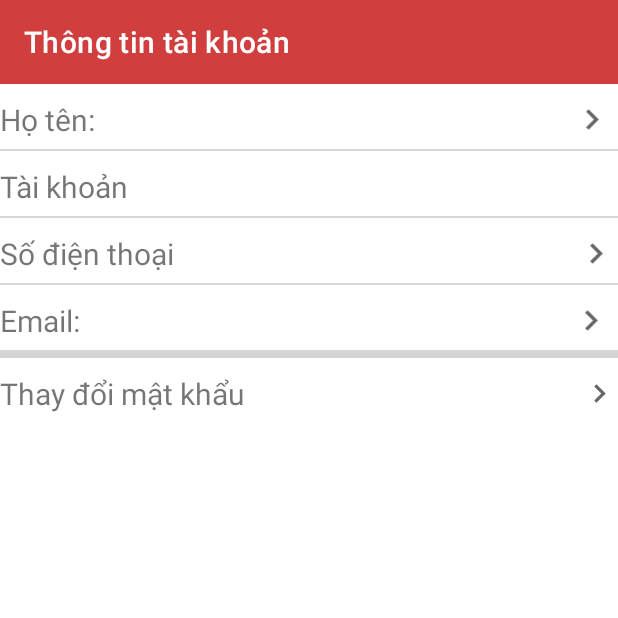
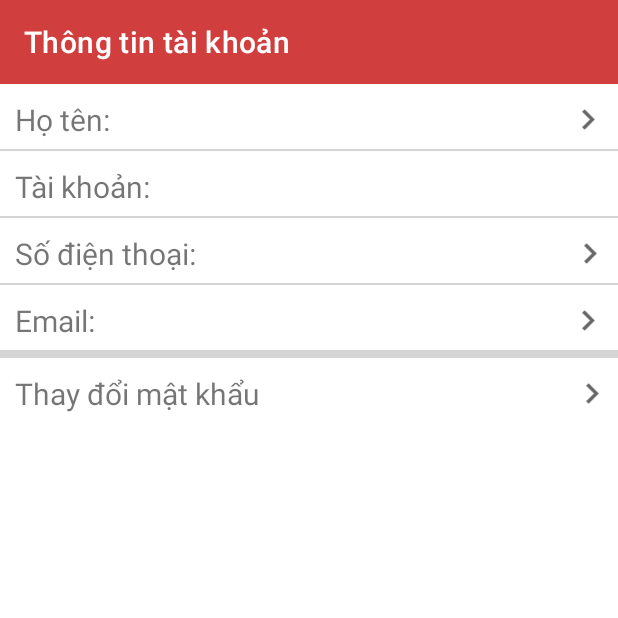
Before and after one commit to DevP41n/Android-Project, an Android app: the UserInfo screen opened directly, with no data from a screen before it, on a phone screen of 412 x 824 dp, the top half of it. Run offline under Robolectric (Android 15) with nearby library versions, the phone set to English and light mode, and no system bars; Roboto replaces fonts that are not available here.

Commit message:
Edit User Info

```diff
--- a/app/src/main/java/com/example/androidproject/ConnectionHelper.java
+++ b/app/src/main/java/com/example/androidproject/ConnectionHelper.java
@@ -18,8 +18,8 @@ public class ConnectionHelper {
     public Connection connectionClass()
     {
         //Copy mấy cái ip của tụi bay bỏ dô đây, vì cái ide này nó k get đc cái ip localhost của pc
-//                ip = "192.168.1.8"; // IP máy của Tân
-        ip = "192.168.1.5"; // IP máy của Tiến
+                ip = "192.168.1.8"; // IP máy của Tân
+//        ip = "192.168.1.5"; // IP máy của Tiến
         //        ip="172.20.10.12";// IP máy của Chương
         database = "TechShop";
         username = "sa";
--- a/app/src/main/res/layout/activity_user_info.xml
+++ b/app/src/main/res/layout/activity_user_info.xml
@@ -6,6 +6,7 @@
     android:layout_height="match_parent"
     tools:context=".UserInfo"
     android:orientation="vertical"
+
     >
 
     <androidx.appcompat.widget.Toolbar
@@ -13,10 +14,13 @@
         android:background="#D13E3E"
         app:titleTextColor="@color/white"
         android:layout_width="match_parent"
-        android:layout_height="?attr/actionBarSize" />
+        android:layout_height="?attr/actionBarSize"
+        />
     <LinearLayout
         android:layout_width="match_parent"
         android:layout_height="wrap_content"
+        android:weightSum="10"
+        android:paddingLeft="10dp"
         android:paddingTop="10dp">
     <TextView
         android:layout_width="wrap_content"
@@ -31,13 +35,13 @@
         android:layout_height="wrap_content"
         android:text=""
         android:textSize="20sp"
-        android:layout_weight="8"/>
+        android:layout_weight="8.5"/>
         <ImageView
-            android:layout_width="0dp"
+            android:layout_width="wrap_content"
             android:layout_height="match_parent"
             android:src="@drawable/ic_baseline_keyboard_arrow_right_24"
             android:layout_gravity="right"
-            android:layout_weight="1"/>
+            android:layout_weight="0.5"/>
     </LinearLayout>
     <View
         android:layout_width="wrap_content"
@@ -48,11 +52,13 @@
     <LinearLayout
         android:layout_width="match_parent"
         android:layout_height="wrap_content"
-        android:paddingTop="10dp">
+        android:weightSum="10"
+        android:paddingTop="10dp"
+        android:paddingLeft="10dp">
         <TextView
             android:layout_width="wrap_content"
             android:layout_height="wrap_content"
-            android:text="Tài khoản "
+            android:text="Tài khoản: "
             android:textSize="20sp"
             android:layout_weight="1"
             />
@@ -63,7 +69,8 @@
             android:text=""
             android:textStyle="bold"
             android:textSize="20sp"
-            android:layout_weight="8"/>
+            android:layout_weight="9"
+            />
 
 
     </LinearLayout>
@@ -77,11 +84,13 @@
     <LinearLayout
         android:layout_width="match_parent"
         android:layout_height="wrap_content"
-        android:paddingTop="10dp">
+        android:weightSum="10"
+        android:paddingTop="10dp"
+        android:paddingLeft="10dp">
         <TextView
             android:layout_width="wrap_content"
             android:layout_height="wrap_content"
-            android:text="Số điện thoại "
+            android:text="Số điện thoại:"
             android:textSize="20sp"
             android:layout_weight="1"
             />
@@ -91,13 +100,13 @@
             android:layout_height="wrap_content"
             android:text=""
             android:textSize="20sp"
-            android:layout_weight="8"/>
+            android:layout_weight="8.5"/>
         <ImageView
-            android:layout_width="0dp"
+            android:layout_width="wrap_content"
             android:layout_height="match_parent"
             android:src="@drawable/ic_baseline_keyboard_arrow_right_24"
             android:layout_gravity="right"
-            android:layout_weight="1"/>
+            android:layout_weight="0.5"/>
 
     </LinearLayout>
 
@@ -110,7 +119,9 @@
     <LinearLayout
         android:layout_width="match_parent"
         android:layout_height="wrap_content"
-        android:paddingTop="10dp">
+        android:weightSum="10"
+        android:paddingTop="10dp"
+        android:paddingLeft="10dp">
         <TextView
             android:layout_width="wrap_content"
             android:layout_height="wrap_content"
@@ -124,13 +135,13 @@
             android:layout_height="wrap_content"
             android:text=""
             android:textSize="20sp"
-            android:layout_weight="8"/>
+            android:layout_weight="8.5"/>
         <ImageView
-            android:layout_width="0dp"
+            android:layout_width="wrap_content"
             android:layout_height="match_parent"
             android:src="@drawable/ic_baseline_keyboard_arrow_right_24"
-            android:layout_gravity="right"
-            android:layout_weight="1"/>
+
+            android:layout_weight="0.5"/>
     </LinearLayout>
 
 
@@ -144,21 +155,23 @@
     <LinearLayout
         android:layout_width="match_parent"
         android:layout_height="wrap_content"
-        android:paddingTop="10dp">
+        android:weightSum="10"
+        android:paddingTop="10dp"
+        android:paddingLeft="10dp">
         <TextView
             android:id="@+id/txtChangePassword"
             android:layout_width="wrap_content"
             android:layout_height="wrap_content"
             android:text="Thay đổi mật khẩu "
             android:textSize="20sp"
-            android:layout_weight="9"
+            android:layout_weight="9.5"
             />
         <ImageView
-            android:layout_width="0dp"
+            android:layout_width="wrap_content"
             android:layout_height="match_parent"
             android:src="@drawable/ic_baseline_keyboard_arrow_right_24"
             android:layout_gravity="right"
-            android:layout_weight="1"/>
+            android:layout_weight="0.5"/>
     </LinearLayout>
 
 </LinearLayout>
```
Also changed, not shown: app/src/main/java/com/example/androidproject/UserInfo.java (+101 -1 lines), app/src/main/res/layout/custom_edit_dialog.xml (added, +40 -0 lines).
